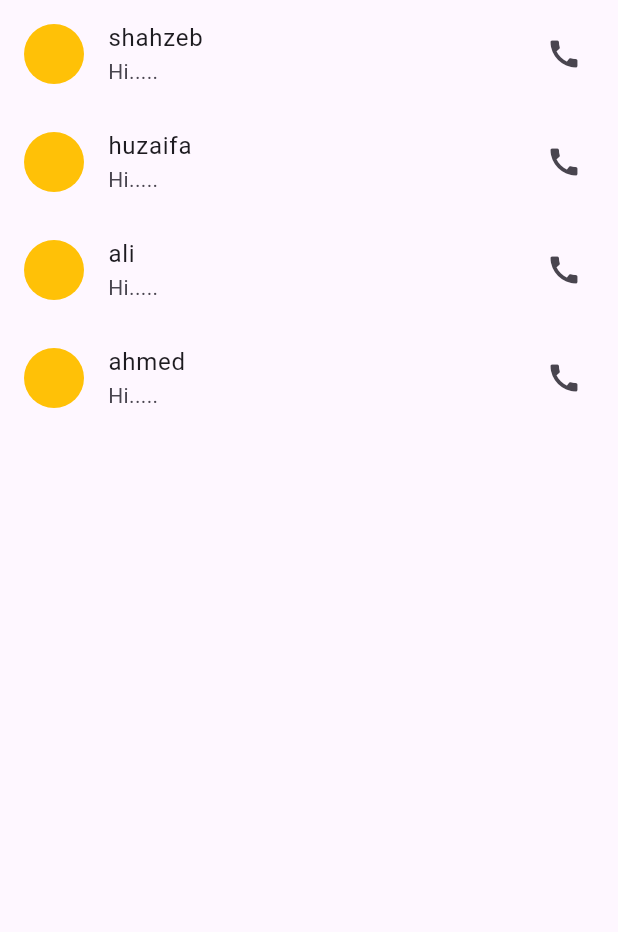
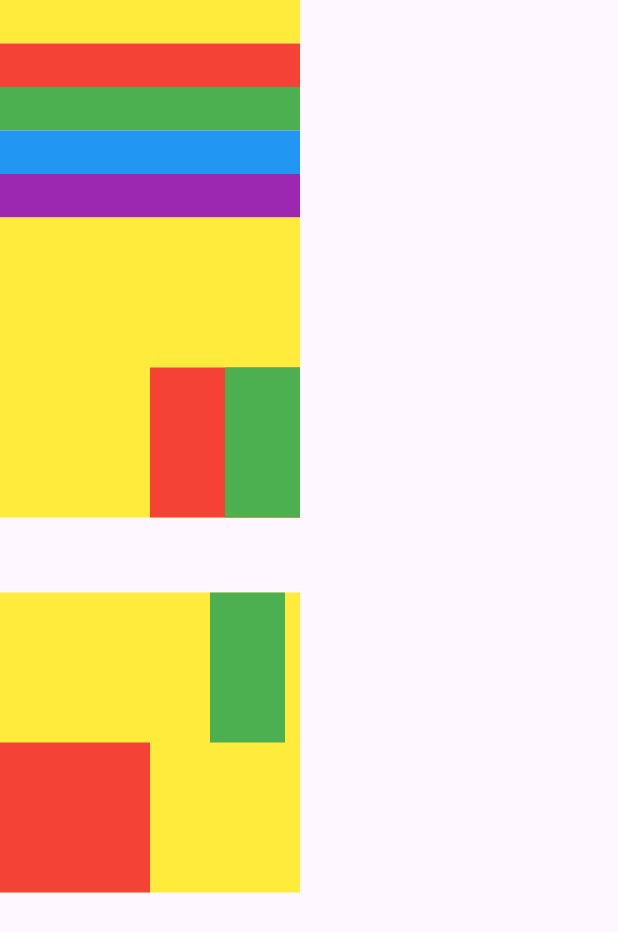
Before and after one commit to shahzebnaqvi/SMIT-Flutter-B5, a Flutter app: the screen it shows after launch, on a phone screen of 412 x 824 dp. Shown: the top 932 px of the screen. Run offline on Flutter 3.47's test engine with Material 3 defaults, Android fonts, the phone set to English and light mode, and no system bars.

Commit message:
stacked and Wrap

```diff
--- a/lib/components/message_tile.dart
+++ b/lib/components/message_tile.dart
@@ -3,3 +3,13 @@ import 'package:flutter/material.dart';
 Widget messageTile(String username){
   return ListTile(leading: CircleAvatar(backgroundColor: Colors.amber,),title: Text(username),subtitle: Text("Hi....."),trailing: Icon(Icons.call),);
 }
+
+class MessageTile extends StatelessWidget {
+  final username;
+   MessageTile({super.key,required this.username});
+
+  @override
+  Widget build(BuildContext context) {
+    return ListTile(leading: CircleAvatar(backgroundColor: Colors.amber,),title: Text(username),subtitle: Text("Hi....."),trailing: Icon(Icons.call),);
+  }
+}
--- a/lib/views/home.dart
+++ b/lib/views/home.dart
@@ -6,6 +6,35 @@ class HomeScreen extends StatelessWidget {
 
   @override
   Widget build(BuildContext context) {
-    return  Scaffold(body: Column(children: [ messageTile("shahzeb"),messageTile("huzaifa"),messageTile("ali"),messageTile("ahmed")]));
+    return Scaffold(
+      body: Column(
+        children: [
+          Wrap(
+            spacing: 23.33,
+            children: [
+              Container(color: Colors.yellow, width: 200, height: 29),
+              Container(color: Colors.red, width: 200, height: 29),
+              Container(color: Colors.green, width: 200, height: 29),
+              Container(color: Colors.blue, width: 200, height: 29),
+              Container(color: Colors.purple, width: 200, height: 29),
+            ],
+          ),
+          Stack(
+            alignment: Alignment.bottomRight,
+            children: [
+              Container(color: Colors.yellow, width: 200, height: 200),
+              Container(color: Colors.red, width: 100, height: 100),
+              Container(color: Colors.green, width: 50, height: 100),
+            ],
+          ),SizedBox(height: 50,),  Stack(
+            children: [
+              Container(color: Colors.yellow, width: 200, height: 200),
+              Positioned(bottom: 0,left: 0,child: Container(color: Colors.red, width: 100, height: 100)),
+              Positioned(top: 0,right: 10,child: Container(color: Colors.green, width: 50, height: 100)),
+            ],
+          ),
+        ],
+      ),
+    );
   }
 }
```
